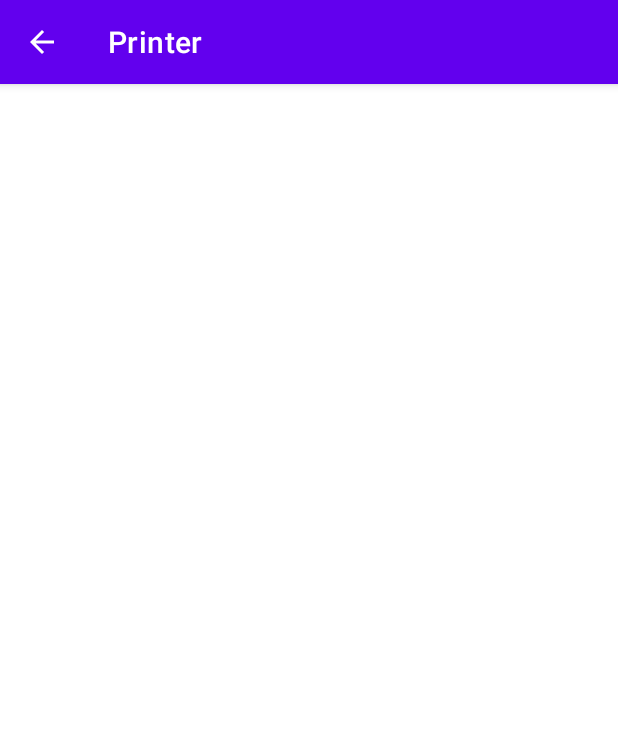
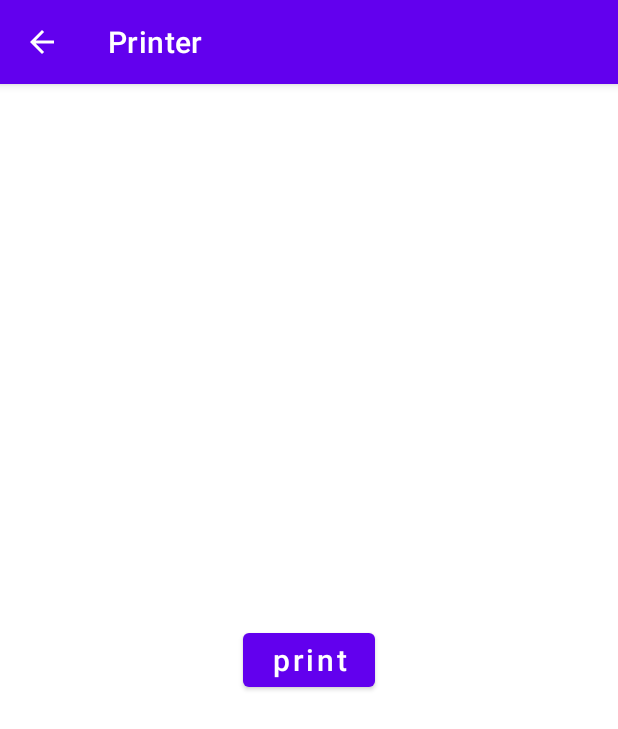
Before and after one commit to AIM-Android/ScannerWedgeSample, an Android app: the PrintActivity screen opened directly, with no data from a screen before it, on a phone screen of 412 x 824 dp. Shown: the top 729 px of the screen. Run offline under Robolectric (Android 15) with nearby library versions, the phone set to English and light mode, and no system bars.

Commit message:
modify printBT\LAN\RFID\Camera module.

```diff
--- a/app/src/main/java/com/advantech/scannerwedgedemo/module/LANActivity.java
+++ b/app/src/main/java/com/advantech/scannerwedgedemo/module/LANActivity.java
@@ -90,14 +90,14 @@ public class LANActivity extends BaseActivity {
 
     private void startService() {
         Intent intent = new Intent();
-        ComponentName componentName = new ComponentName("com.advantech.ethernetmanager", "com.advantech.ethernetmanager.EthernetManagerService");
+        ComponentName componentName = new ComponentName("com.advantech.peripheralmanager", "com.advantech.peripheralmanager.service.EthernetManagerService");
         intent.setComponent(componentName);
         startService(intent);
     }
 
     private void stopService() {
         Intent intent = new Intent();
-        ComponentName componentName = new ComponentName("com.advantech.ethernetmanager", "com.advantech.ethernetmanager.EthernetManagerService");
+        ComponentName componentName = new ComponentName("com.advantech.peripheralmanager", "com.advantech.peripheralmanager.service.EthernetManagerService");
         intent.setComponent(componentName);
         stopService(intent);
     }
--- a/app/src/main/java/com/advantech/scannerwedgedemo/module/PrintActivity.java
+++ b/app/src/main/java/com/advantech/scannerwedgedemo/module/PrintActivity.java
@@ -5,6 +5,8 @@ import static android.content.pm.PackageManager.PERMISSION_GRANTED;
 import android.os.Build;
 import android.os.Bundle;
 import android.util.Log;
+import android.view.View;
+import android.widget.Button;
 
 import androidx.annotation.NonNull;
 import androidx.core.app.ActivityCompat;
@@ -32,13 +34,22 @@ public class PrintActivity extends BaseActivity implements YhInvoke.BTCallback {
 
     @Override
     protected void initView(Bundle savedInstanceState) {
+        Button printButton = findViewById(R.id.print);
+        printButton.setOnClickListener(new View.OnClickListener() {
+            @Override
+            public void onClick(View view) {
+                if (YhInvoke.isPrintConnected()) {
+                    printBT();
+                }
+            }
+        });
         YhInvoke.setBtCallback(this);
         checkPermission();
 
         if (!YhInvoke.isPrintConnected()) {
             connectBT();
         } else {
-            printBT();
+//            printBT();
         }
     }
 
@@ -131,6 +142,6 @@ public class PrintActivity extends BaseActivity implements YhInvoke.BTCallback {
 
     @Override
     public void printConnected() {
-        printBT();
+//        printBT();
     }
 }
--- a/app/src/main/res/layout/activity_print.xml
+++ b/app/src/main/res/layout/activity_print.xml
@@ -1,6 +1,19 @@
 <?xml version="1.0" encoding="utf-8"?>
 <androidx.constraintlayout.widget.ConstraintLayout xmlns:android="http://schemas.android.com/apk/res/android"
+    xmlns:app="http://schemas.android.com/apk/res-auto"
     android:layout_width="match_parent"
     android:layout_height="match_parent">
 
+    <Button
+        android:id="@+id/print"
+        android:layout_width="wrap_content"
+        android:layout_height="wrap_content"
+        android:text="@string/txt_print"
+        android:textSize="20sp"
+        android:textAllCaps="false"
+        app:layout_constraintBottom_toBottomOf="parent"
+        app:layout_constraintEnd_toEndOf="parent"
+        app:layout_constraintStart_toStartOf="parent"
+        app:layout_constraintTop_toTopOf="parent" />
+
 </androidx.constraintlayout.widget.ConstraintLayout>
--- a/app/src/main/res/values/strings.xml
+++ b/app/src/main/res/values/strings.xml
@@ -48,4 +48,5 @@
     <string name="msr_test_title">msr test</string>
     <string name="print_header">Print</string>
     <string name="print_test_title">print test</string>
+    <string name="txt_print">print</string>
 </resources>
```
Also changed, not shown: app/src/main/java/com/advantech/scannerwedgedemo/module/CameraActivity.java (+8 -1 lines), app/src/main/java/com/advantech/scannerwedgedemo/module/UhfRfidActivity.java (+19 -0 lines).
